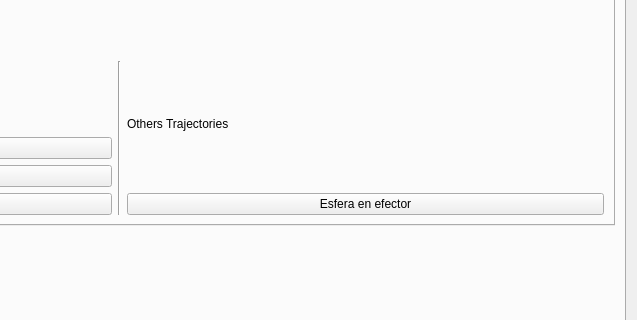
Old version of the form components/inversekinematicsTesterComp/src/guiDlg.ui in the repository robocomp/robocomp-shelly; both pictures show x 399 to 1036 and y 499 to 819 of the 1036 by 1106 pixel window.
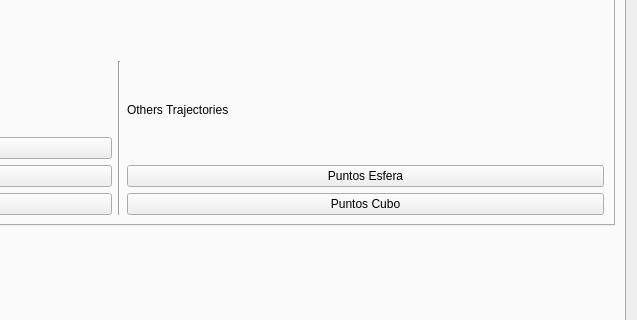
New version of the form.

Commit message: Añadido cubo en tester

Patch:
```diff
--- a/components/inversekinematicsTesterComp/src/guiDlg.ui
+++ b/components/inversekinematicsTesterComp/src/guiDlg.ui
@@ -648,7 +648,14 @@
                    <item>
                     <widget class="QPushButton" name="matlab">
                      <property name="text">
-                      <string>Esfera en efector</string>
+                      <string>Puntos Esfera</string>
+                     </property>
+                    </widget>
+                   </item>
+                   <item>
+                    <widget class="QPushButton" name="cubo">
+                     <property name="text">
+                      <string>Puntos Cubo</string>
                      </property>
                     </widget>
                    </item>
```
Left out of the diff: 2 changed lines with no effect on the pictures. The commit also changes 2 other files.
